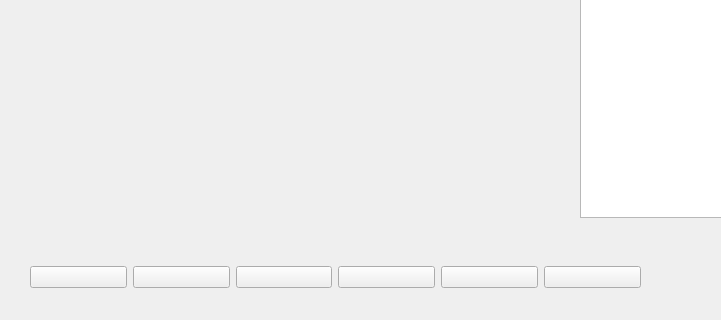
First picture: the form in mainwindow.ui, repository Cheng-rin12138/QtMusicPlayer, before the edit; both pictures show x 0 to 721 and y 293 to 613 of the 958 by 613 pixel window.
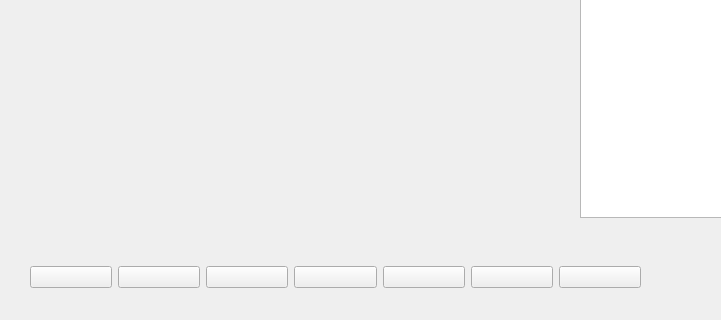
Second picture: the form after the edit.

```diff
--- a/mainwindow.ui
+++ b/mainwindow.ui
@@ -68,6 +68,13 @@
          </property>
         </widget>
        </item>
+       <item>
+        <widget class="QPushButton" name="list">
+         <property name="text">
+          <string/>
+         </property>
+        </widget>
+       </item>
       </layout>
      </item>
     </layout>
```
